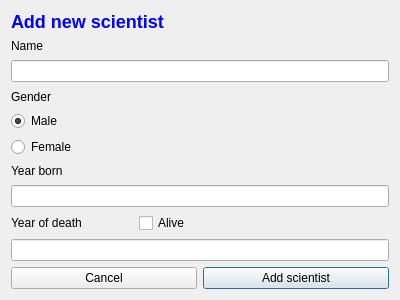
First picture: the form in GUI/ui/addscientistdialog.ui, repository atlie15/GraphicalUI, before the edit.
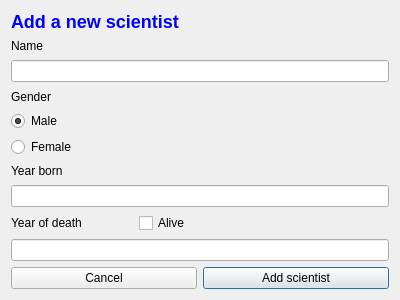
Second picture: the form after the edit. Icons and pictures are not drawn.

Commit message: layout you eye

What changed in the file:
```diff
--- a/GUI/ui/addscientistdialog.ui
+++ b/GUI/ui/addscientistdialog.ui
@@ -17,7 +17,7 @@
    <item>
     <widget class="QLabel" name="label_add_new_scientist">
      <property name="text">
-      <string>&lt;h2 style = 'color:blue'&gt;Add new scientist&lt;/h2&gt;</string>
+      <string>&lt;html&gt;&lt;head/&gt;&lt;body&gt;&lt;p&gt;&lt;span style=&quot; font-size:x-large; font-weight:600; color:#0000ff;&quot;&gt;Add a new scientist&lt;/span&gt;&lt;/p&gt;&lt;/body&gt;&lt;/html&gt;</string>
      </property>
     </widget>
    </item>
```
Left out of the diff: 2 changed lines with no effect on the pictures. The commit also changes 4 other files.
